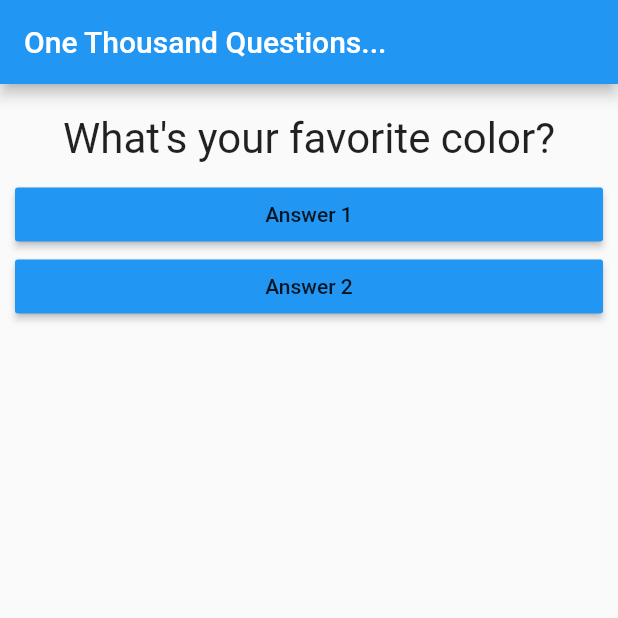
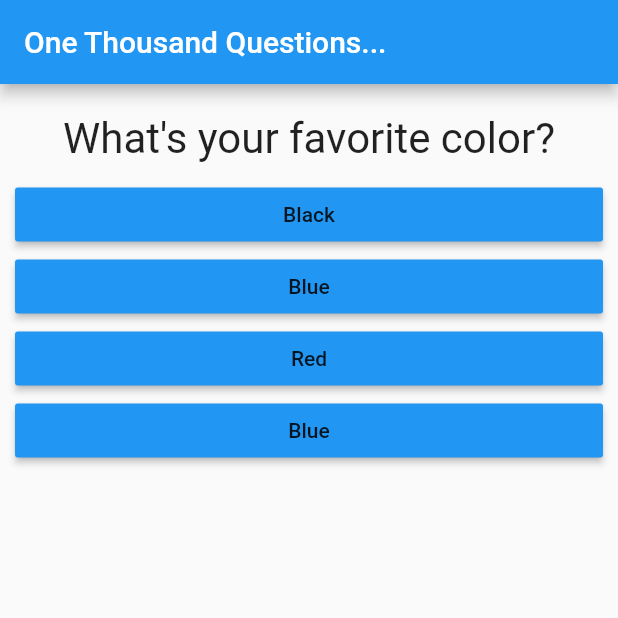
Before and after one commit to ellipe/FlutterGuide, a Flutter app: the screen it shows after launch, on a phone screen of 412 x 824 dp, the top half of it. Run offline on Flutter 3.47's test engine with Material 2 defaults, Android fonts, the phone set to English and light mode, and no system bars.

Commit message:
Dynamic questions and answers...
Using maps.

```diff
--- a/lib/main.dart
+++ b/lib/main.dart
@@ -17,15 +17,34 @@ class _MyPersonalAppState extends State<MyPersonalApp> {
   int _questionIndex = 0;
 
   var questions = [
-    "What's your favorite color?",
-    "What's your favorite animal?"
+    {
+      'questionText': "What's your favorite color?",
+      'answers': [
+        'Black',
+        'Blue',
+        'Red',
+        'Blue',
+      ]
+    },
+    {
+      'questionText': "What's your favorite animal?",
+      'answers': [
+        'Cat',
+        'Dog',
+        'Elephant',
+        'Birds',
+      ]
+    }
   ];
 
-  void _answerQuestion(int questionNumber) {
+  void _answerQuestion() {
     setState(() {
-      _questionIndex = questionNumber;
+      if (_questionIndex >= 1) {
+        _questionIndex = 0;
+      } else {
+        _questionIndex++;
+      }
     });
-    print('Answer chosen!: ${questions[questionNumber]}');
   }
 
   @override
@@ -40,14 +59,16 @@ class _MyPersonalAppState extends State<MyPersonalApp> {
             child: Column(
               children: [
                 Question(
-                  questions[_questionIndex],
+                  questions[_questionIndex]['questionText'],
                 ),
-                Answer(
-                    answerText: 'Answer 1',
-                    selectHandler: () => _answerQuestion(0)),
-                Answer(
-                    answerText: 'Answer 2',
-                    selectHandler: () => _answerQuestion(1)),
+                ...(questions[_questionIndex]['answers'] as List<String>)
+                    .map(
+                      (answer) => Answer(
+                        answerText: answer,
+                        selectHandler: () => _answerQuestion(),
+                      ),
+                    )
+                    .toList()
               ],
             ),
           )),
```
Also changed, not shown: 1 other file.
